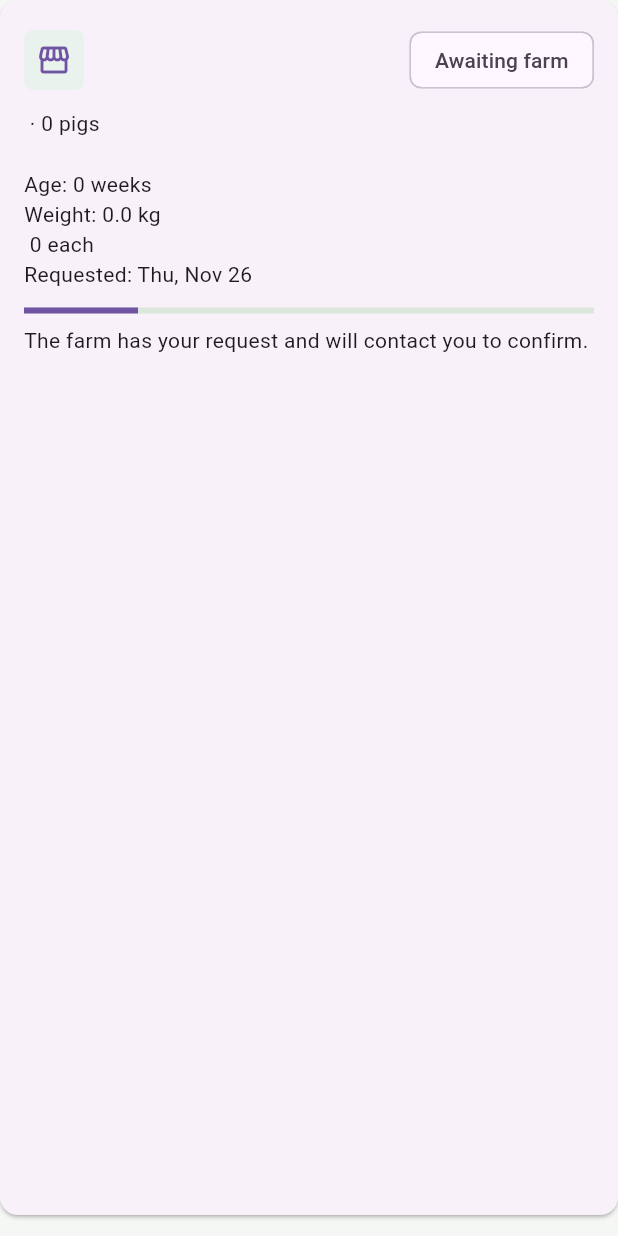
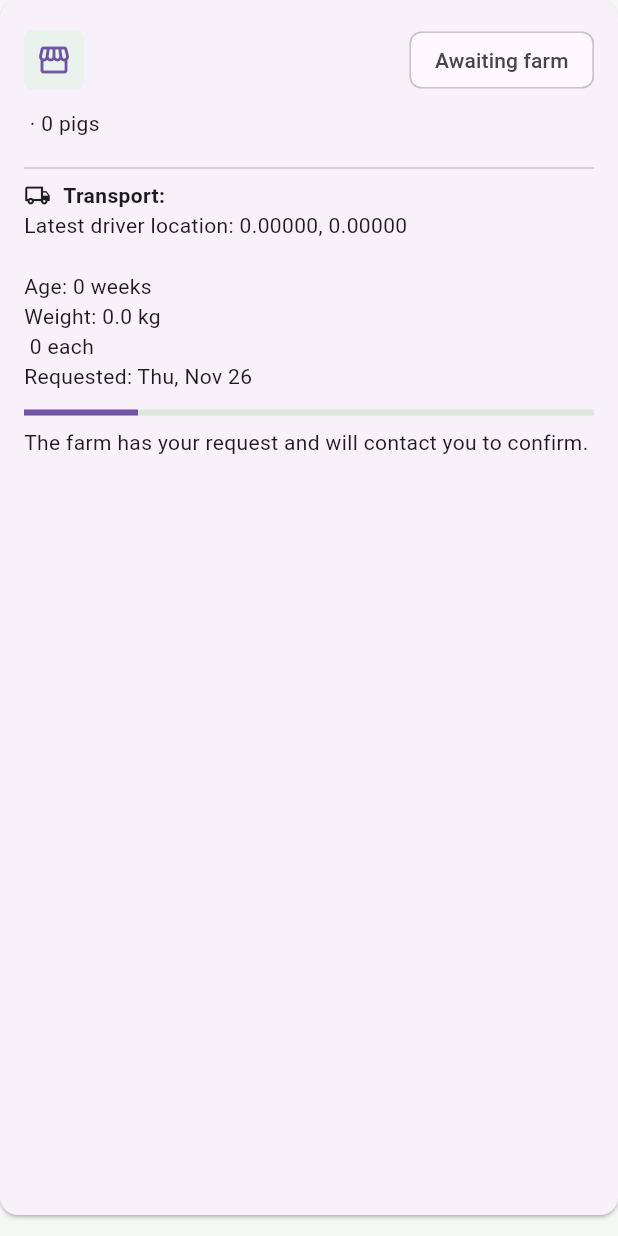
Before and after one commit to princezdavidz-ctrl/FarmApp, a Flutter app: the _DeliveryCard widget shown alone on an empty page, opened directly with empty values, on a phone screen of 412 x 824 dp. Run offline on Flutter 3.47's test engine with Material 3 defaults, Android fonts, the phone set to English and light mode, and no system bars; our stand-ins replace connectivity_plus, dio, firebase_auth, firebase_core, firebase_messaging, flutter_local_notifications and 15 more; missing offline and left inert: excel; accounts and stored records are empty; network calls fail.

Commit message:
Show shipment progress in Buyer delivery cards

```diff
--- a/buyer/lib/main.dart
+++ b/buyer/lib/main.dart
@@ -2585,6 +2585,42 @@ class _DeliveryCard extends StatelessWidget {
             ),
             const SizedBox(height: 8),
             Text('${delivery.farmName} · ${delivery.quantity} pigs'),
+            if (delivery.hasTransport) ...[
+              const SizedBox(height: 12),
+              const Divider(),
+              Row(
+                children: [
+                  const Icon(Icons.local_shipping_outlined, size: 18),
+                  const SizedBox(width: 8),
+                  Expanded(
+                    child: Text(
+                      'Transport: ${switch (delivery.transportStatus) {
+                        'open' => 'Finding a driver',
+                        'accepted' => 'Driver assigned',
+                        'in_transit' => 'In transit',
+                        'completed' => 'Delivered',
+                        'cancelled' => 'Transport cancelled',
+                        _ => delivery.transportStatus,
+                      }}',
+                      style: const TextStyle(fontWeight: FontWeight.w600),
+                    ),
+                  ),
+                ],
+              ),
+              if (delivery.driverName?.isNotEmpty == true)
+                Text('Driver: ${delivery.driverName}'),
+              if (delivery.driverPhone?.isNotEmpty == true)
+                Text('Driver contact: ${delivery.driverPhone}'),
+              if (delivery.pickupAddress?.isNotEmpty == true)
+                Text('Pickup: ${delivery.pickupAddress}'),
+              if (delivery.destinationAddress?.isNotEmpty == true)
+                Text('Destination: ${delivery.destinationAddress}'),
+              if (delivery.driverLatitude != null &&
+                  delivery.driverLongitude != null)
+                Text(
+                  'Latest driver location: ${delivery.driverLatitude!.toStringAsFixed(5)}, ${delivery.driverLongitude!.toStringAsFixed(5)}',
+                ),
+            ],
             if (delivery.breed != null) Text(delivery.breed!),
             if (delivery.ageWeeks != null)
               Text(
```
